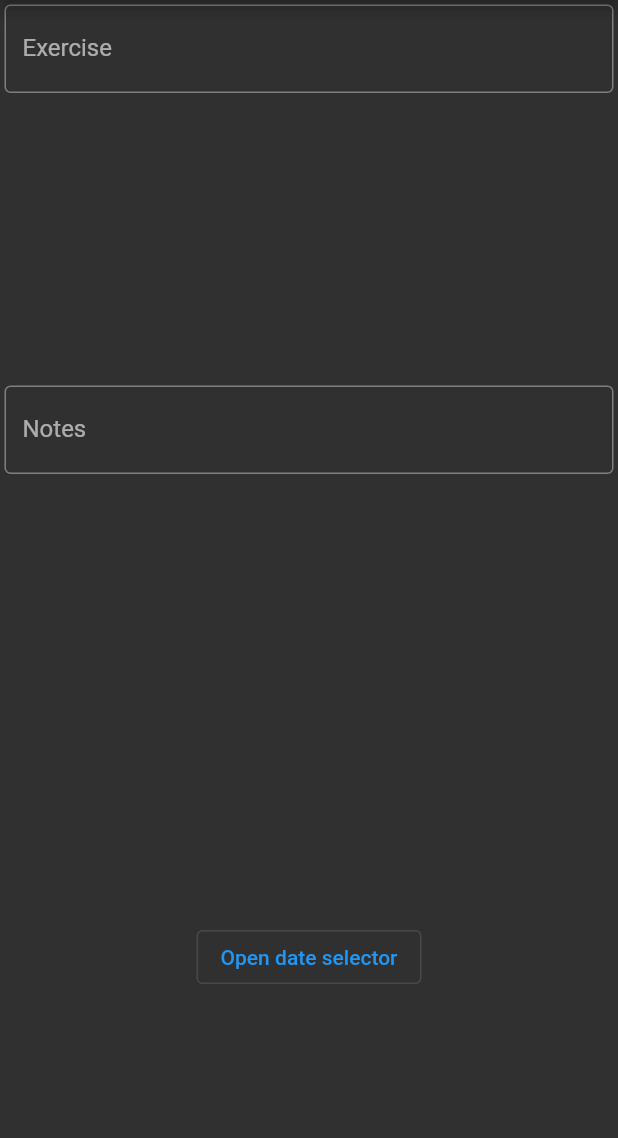
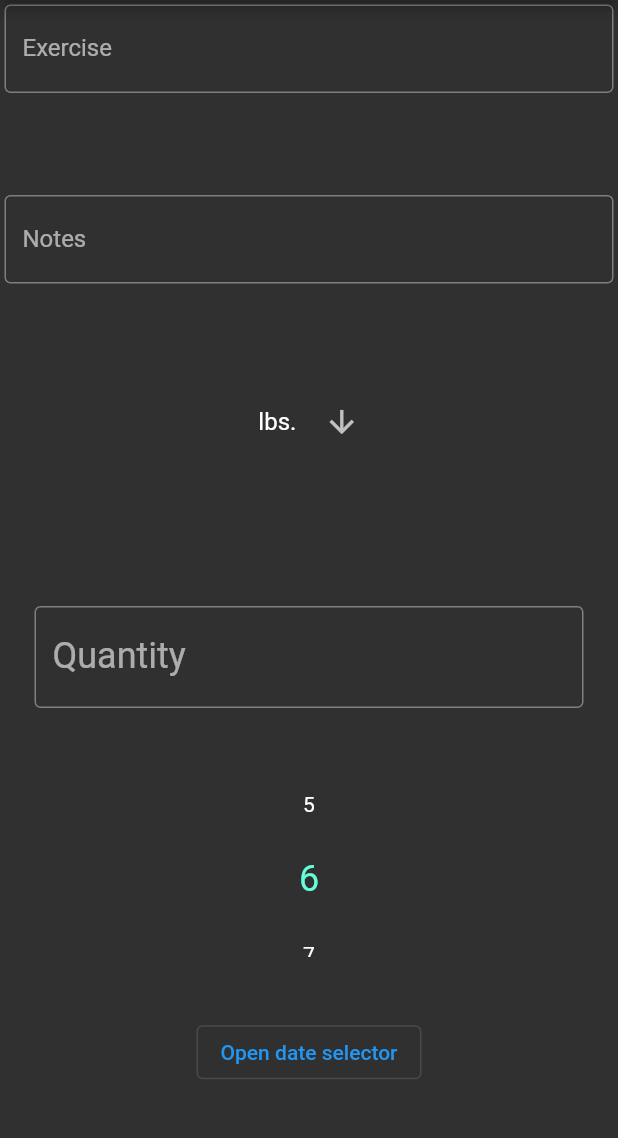
Before and after one commit to DavidLaMartina/PRTracker, a Flutter app: the RecordEditScreen screen opened by its route, on a phone screen of 412 x 824 dp, the part 84-1222 px from its top. Run offline on Flutter 3.47's test engine with Material 2 defaults, Android fonts, the phone set to English and light mode, and no system bars; drawn by our look-alikes of numberpicker; our stand-ins replace shared_preferences; accounts and stored records are empty.

Commit message:
More UI work, basic editing form done (looks clunky)

```diff
--- a/lib/app.dart
+++ b/lib/app.dart
@@ -15,6 +15,7 @@ class App extends StatelessWidget {
     return MaterialApp(
         title: 'PR Tracker',
         theme: ThemeData.dark(),
+        restorationScopeId: 'app',
         initialRoute: RecordListScreen.route,
         routes: routes);
   }
--- a/lib/models/record.dart
+++ b/lib/models/record.dart
@@ -33,3 +33,9 @@ enum RecordUnits {
   KILOGRAMS,
   PLATES,
 }
+
+Map<RecordUnits, String> RecordUnitsMap = {
+  RecordUnits.POUNDS: 'lbs.',
+  RecordUnits.KILOGRAMS: 'kg',
+  RecordUnits.PLATES: 'plates'
+};
--- a/lib/screens/record_edit_screen.dart
+++ b/lib/screens/record_edit_screen.dart
@@ -15,10 +15,6 @@ class RecordEditScreen extends StatelessWidget {
 
   @override
   Widget build(BuildContext context) {
-    return PRTrackerScaffold(
-        fab: null,
-        child: const RecordEditForm(
-          restorationId: 'record_edit_screen',
-        ));
+    return PRTrackerScaffold(fab: null, child: const RecordEditForm());
   }
 }
--- /dev/null
+++ b/lib/widgets/calendar_date_picker.dart
@@ -0,0 +1,77 @@
+import 'package:flutter/material.dart';
+
+// Ideas / content from https://api.flutter.dev/flutter/material/showDatePicker.html
+class PRTrackerDatePicker extends StatefulWidget {
+  final String? restorationId;
+  final String? caption;
+  final void Function(DateTime?)? onDateSelected;
+
+  const PRTrackerDatePicker(
+      {super.key,
+      required this.restorationId,
+      required this.caption,
+      required this.onDateSelected});
+
+  @override
+  // ignore: library_private_types_in_public_api
+  _PRTrackerDatePickerState createState() => _PRTrackerDatePickerState();
+}
+
+// TODO: Get rid of restoration properties - anti-pattern to have the date picker
+// restoring its state while also passing it back to owner, which is also maintaining
+// the selected date (They're both maintaining the same value).
+class _PRTrackerDatePickerState extends State<PRTrackerDatePicker>
+    with RestorationMixin {
+  final RestorableDateTime _selectedDate = RestorableDateTime(DateTime.now());
+
+  void _selectDate(DateTime? newSelectedDate) {
+    if (newSelectedDate != null) {
+      setState(() => {_selectedDate.value = newSelectedDate});
+    }
+    widget.onDateSelected!(newSelectedDate);
+  }
+
+  @override
+  String? get restorationId => widget.restorationId;
+
+  @override
+  void restoreState(RestorationBucket? oldBucket, bool initialRestore) {
+    registerForRestoration(_selectedDate, 'selected_date');
+    registerForRestoration(
+        _restorableDatePickerRouteFuture, 'date_picker_route_future');
+  }
+
+  @override
+  Widget build(BuildContext context) {
+    return Scaffold(
+        body: Center(
+            child: OutlinedButton(
+                onPressed: () => _restorableDatePickerRouteFuture.present(),
+                child: const Text('Open date selector'))));
+  }
+
+  late final RestorableRouteFuture<DateTime?> _restorableDatePickerRouteFuture =
+      RestorableRouteFuture<DateTime?>(
+          onComplete: _selectDate,
+          onPresent: (NavigatorState navigator, Object? arguments) {
+            return navigator.restorablePush(_datePickerRoute,
+                arguments: _selectedDate.value.millisecondsSinceEpoch);
+          });
+
+  static Route<DateTime> _datePickerRoute(
+    BuildContext context,
+    Object? arguments,
+  ) {
+    return DialogRoute<DateTime>(
+        context: context,
+        builder: (BuildContext context) {
+          return DatePickerDialog(
+              restorationId: 'date_picker_dialog',
+              initialEntryMode: DatePickerEntryMode.calendarOnly,
+              initialDate:
+                  DateTime.fromMillisecondsSinceEpoch(arguments! as int),
+              firstDate: DateTime(2021),
+              lastDate: DateTime(2023));
+        });
+  }
+}
--- a/lib/widgets/record_edit_form.dart
+++ b/lib/widgets/record_edit_form.dart
@@ -1,12 +1,15 @@
 import 'package:flutter/material.dart';
+import 'package:numberpicker/numberpicker.dart';
 import 'package:prtracker/models/record.dart';
+import 'package:prtracker/widgets/calendar_date_picker.dart';
 
 class RecordEditForm extends StatefulWidget {
   final Record? initialRecord;
 
-  final String? restorationId;
-
-  const RecordEditForm({super.key, this.initialRecord, this.restorationId});
+  const RecordEditForm({
+    super.key,
+    this.initialRecord,
+  });
 
   @override
   // ignore: library_private_types_in_public_api
@@ -17,47 +20,23 @@ class RecordEditForm extends StatefulWidget {
 // Location data
 // Pop scope / dirty
 
-class _RecordEditFormState extends State<RecordEditForm> with RestorationMixin {
+class _RecordEditFormState extends State<RecordEditForm> {
   final _formKey = GlobalKey<FormState>();
 
   bool _saving = false;
 
-  final RestorableDateTime _selectedDate = RestorableDateTime(DateTime.now());
-  late final RestorableRouteFuture<DateTime?> _restorableDatePickerRouteFuture =
-      RestorableRouteFuture<DateTime?>(
-    onComplete: _selectDate,
-    onPresent: (NavigatorState navigator, Object? arguments) {
-      return navigator.restorablePush(
-        _datePickerRoute,
-        arguments: _selectedDate.value.millisecondsSinceEpoch,
-      );
-    },
-  );
-
-  static Route<DateTime> _datePickerRoute(
-    BuildContext context,
-    Object? arguments,
-  ) {
-    return DialogRoute<DateTime>(
-        context: context,
-        builder: (BuildContext context) {
-          return DatePickerDialog(
-              restorationId: 'date_picker_dialog',
-              initialEntryMode: DatePickerEntryMode.calendarOnly,
-              initialDate:
-                  DateTime.fromMillisecondsSinceEpoch(arguments! as int),
-              firstDate: DateTime(2021),
-              lastDate: DateTime(2023));
-        });
-  }
+  DateTime _selectedDate = DateTime.now();
+  RecordUnits selectedUnits = RecordUnits.POUNDS;
+  int repsQuantity = 6;
+  late int weightQuantity;
 
   void _selectDate(DateTime? newSelectedDate) {
     if (newSelectedDate != null) {
       setState(() {
-        _selectedDate.value = newSelectedDate;
+        _selectedDate = newSelectedDate;
         ScaffoldMessenger.of(context).showSnackBar(SnackBar(
           content: Text(
-              'Selected ${_selectedDate.value.month}/${_selectedDate.value.day}/${_selectedDate.value.year}'),
+              'Selected ${_selectedDate.month}/${_selectedDate.day}/${_selectedDate.year}'),
         ));
       });
     }
@@ -67,22 +46,12 @@ class _RecordEditFormState extends State<RecordEditForm> with RestorationMixin {
   TextEditingController? _notesTextController;
 
   @override
-  String? get restorationId => widget.restorationId;
-
-  @override
   void initState() {
     super.initState();
     _exerciseTextController =
         TextEditingController(text: widget.initialRecord?.exercise);
     _notesTextController =
         TextEditingController(text: widget.initialRecord?.notes);
-  }
-
-  @override
-  void restoreState(RestorationBucket? oldBucket, bool initialRestore) {
-    registerForRestoration(_selectedDate, 'selected_date');
-    registerForRestoration(
-        _restorableDatePickerRouteFuture, 'date_picker_route_future');
   }
 
   Future save() async {
@@ -107,22 +76,28 @@ class _RecordEditFormState extends State<RecordEditForm> with RestorationMixin {
                 fit: FlexFit.tight,
                 child: notesForm(),
               ),
+              Flexible(flex: 4, fit: FlexFit.tight, child: unitsDropdown()),
+              Flexible(
+                  flex: 4,
+                  fit: FlexFit.tight,
+                  child: weightQuantityField(context)),
+              Flexible(flex: 4, fit: FlexFit.tight, child: repsPicker()),
               Flexible(
                 flex: 4,
                 fit: FlexFit.tight,
                 child: datePickerButton(),
-              )
+              ),
             ])));
   }
 
   Widget datePickerButton() {
     return Scaffold(
         body: Center(
-      child: OutlinedButton(
-        onPressed: () => _restorableDatePickerRouteFuture.present(),
-        child: const Text('Open date selector'),
-      ),
-    ));
+            child: PRTrackerDatePicker(
+      caption: 'Open date selector',
+      onDateSelected: _selectDate,
+      restorationId: 'record_edit_form',
+    )));
   }
 
   Widget exerciseForm() {
@@ -131,6 +106,7 @@ class _RecordEditFormState extends State<RecordEditForm> with RestorationMixin {
         labelText: 'Exercise',
         border: OutlineInputBorder(),
       ),
+      keyboardType: TextInputType.text,
       controller: _exerciseTextController,
       validator: (val) => val!.isNotEmpty ? null : 'Exercise must not be empty',
     );
@@ -144,4 +120,56 @@ class _RecordEditFormState extends State<RecordEditForm> with RestorationMixin {
       validator: (val) => val!.isNotEmpty ? null : 'Exercise must not be empty',
     );
   }
+
+  Widget weightQuantityField(BuildContext context) {
+    return Padding(
+        padding: EdgeInsets.all(20),
+        child: TextFormField(
+          decoration: const InputDecoration(
+              labelText: 'Quantity', border: OutlineInputBorder()),
+          textAlign: TextAlign.center,
+          keyboardType: TextInputType.number,
+          style: Theme.of(context).textTheme.headline5,
+          validator: (value) => validateWeightQuantity(value!),
+          onSaved: (value) =>
+              setState(() => weightQuantity = int.parse(value!)),
+        ));
+  }
+
+  String? validateWeightQuantity(String? value) {
+    if (value == null || value.isEmpty || int.tryParse(value) == null) {
+      return 'Enter an integer value for the number of pounds, kilograms, or plates.';
+    } else {
+      return null;
+    }
+  }
+
+  Widget repsPicker() {
+    return NumberPicker(
+        minValue: 0,
+        maxValue: 100,
+        value: repsQuantity,
+        onChanged: (quantity) => setState(() => repsQuantity = quantity));
+  }
+
+  // https://api.flutter.dev/flutter/material/showDatePicker.html
+  Widget unitsDropdown() {
+    return DropdownButton<RecordUnits>(
+      items: RecordUnitsMap.entries.map<DropdownMenuItem<RecordUnits>>((entry) {
+        return DropdownMenuItem<RecordUnits>(
+            value: entry.key, child: Text(entry.value));
+      }).toList(),
+      value: selectedUnits,
+      onChanged: (value) {
+        setState(() {
+          selectedUnits = value!;
+        });
+      },
+      icon: const Icon(Icons.arrow_downward),
+      elevation: 16,
+      underline: Container(
+        height: 2,
+      ),
+    );
+  }
 }
--- a/pubspec.yaml
+++ b/pubspec.yaml
@@ -16,6 +16,7 @@ dependencies:
   sembast: ^3.3.1
   intl: ^0.17.0
   cv: ^0.2.8+1
+  numberpicker: ^2.1.1
 
   cupertino_icons: ^1.0.2
 
```
Also changed, not shown: pubspec.lock.
